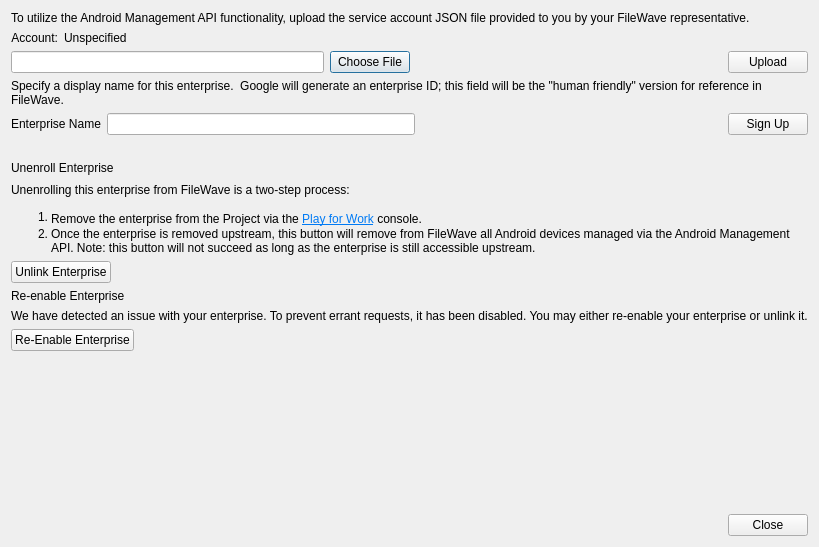
Above: FWAdminLib/Preferences/AndroidServiceAccountPrefsDlg.ui from fw-dev/translations before the change. Below: the same form after it.
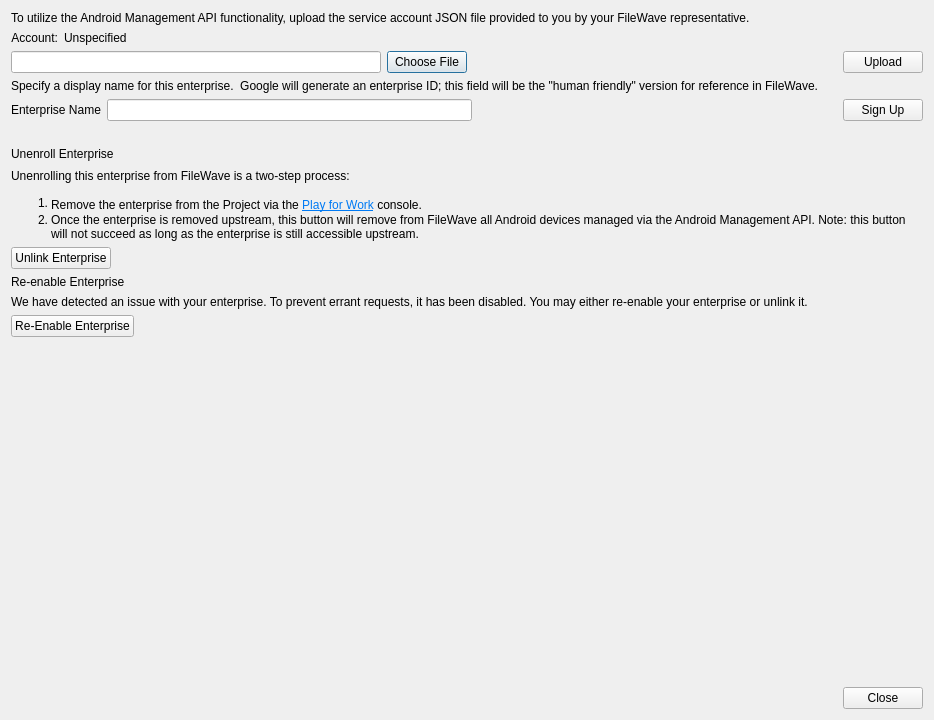
That is the form after the change.

Diff of the .ui file:
```diff
--- a/FWAdminLib/Preferences/AndroidServiceAccountPrefsDlg.ui
+++ b/FWAdminLib/Preferences/AndroidServiceAccountPrefsDlg.ui
@@ -6,8 +6,8 @@
    <rect>
     <x>0</x>
     <y>0</y>
-    <width>411</width>
-    <height>400</height>
+    <width>934</width>
+    <height>720</height>
    </rect>
   </property>
   <property name="sizePolicy">
@@ -116,12 +116,6 @@
      </item>
      <item>
       <widget class="QPushButton" name="saChooserBtn">
-       <property name="sizePolicy">
-        <sizepolicy hsizetype="Minimum" vsizetype="Minimum">
-         <horstretch>0</horstretch>
-         <verstretch>0</verstretch>
-        </sizepolicy>
-       </property>
        <property name="text">
         <string>Choose File</string>
        </property>
@@ -142,12 +136,6 @@
      </item>
      <item>
       <widget class="QPushButton" name="saUploadBtn">
-       <property name="sizePolicy">
-        <sizepolicy hsizetype="Minimum" vsizetype="Minimum">
-         <horstretch>0</horstretch>
-         <verstretch>0</verstretch>
-        </sizepolicy>
-       </property>
        <property name="text">
         <string>Upload</string>
        </property>
@@ -223,12 +211,6 @@
      </item>
      <item>
       <widget class="QPushButton" name="signUpBtn">
-       <property name="sizePolicy">
-        <sizepolicy hsizetype="Minimum" vsizetype="Minimum">
-         <horstretch>0</horstretch>
-         <verstretch>0</verstretch>
-        </sizepolicy>
-       </property>
        <property name="text">
         <string>Sign Up</string>
        </property>
```
